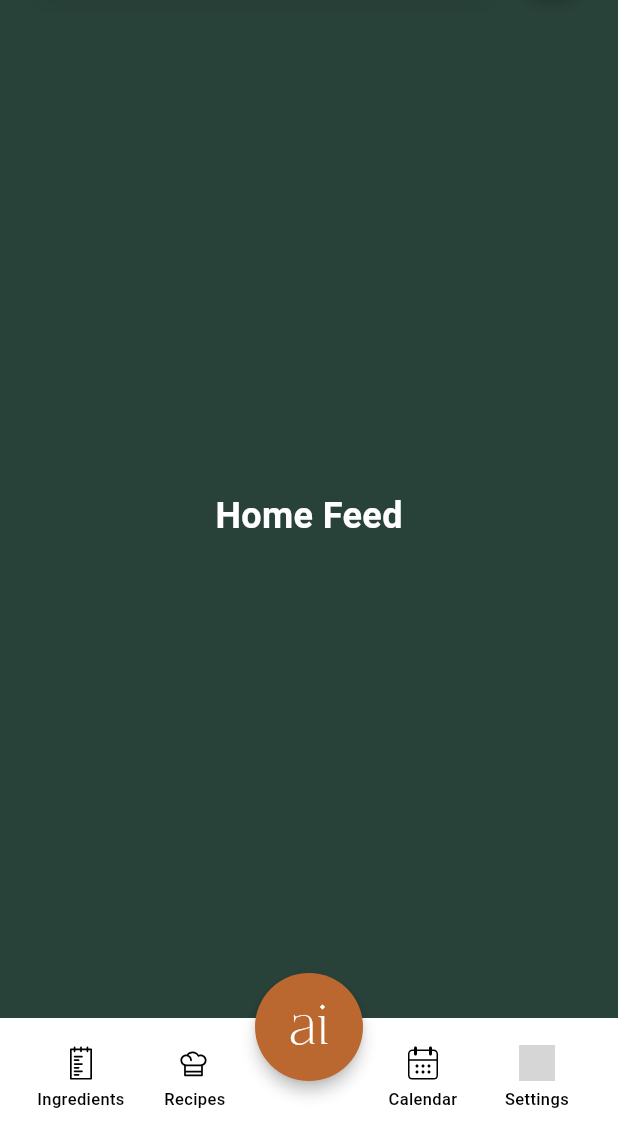
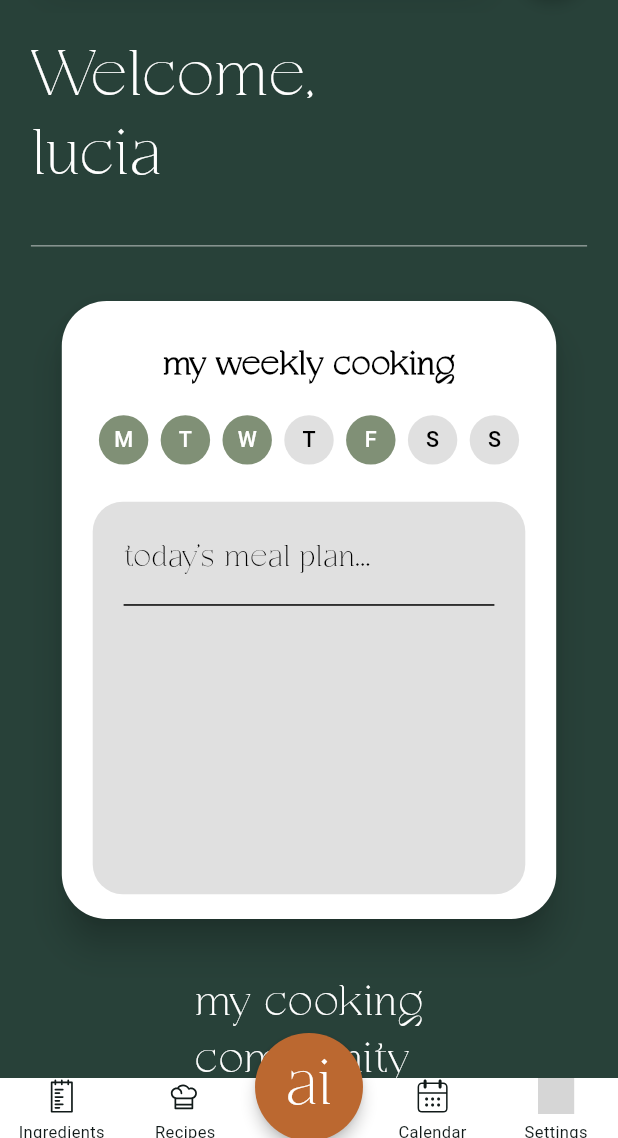
Before and after one commit to LuciaSchlegel/ai.cook, a Flutter app: the screen it shows once a user with an empty profile is signed in, on a phone screen of 412 x 824 dp, the part 98-1236 px from its top. Run offline on Flutter 3.47's test engine with Material 3 defaults, Android fonts, the phone set to English and light mode, and no system bars; our stand-ins replace animate_do, animated_text_kit, firebase_auth, firebase_core, flutter_svg, google_sign_in and 1 more; accounts and stored records are empty; Roboto replaces fonts that are missing (SFProDisplay); grey boxes are pictures that could not be loaded.

Commit message:
styling done

```diff
--- a/lib/screens/home_screen.dart
+++ b/lib/screens/home_screen.dart
@@ -1,4 +1,6 @@
 //home_screen.dart
+import 'package:ai_cook_project/widgets/social_widget.dart';
+import 'package:ai_cook_project/widgets/weekly_card.dart';
 import 'package:flutter/material.dart';
 import 'package:ai_cook_project/theme.dart';
 
@@ -7,15 +9,58 @@ class HomeScreen extends StatelessWidget {
 
   @override
   Widget build(BuildContext context) {
+    final size = MediaQuery.of(context).size;
     return Container(
       color: AppColors.background,
-      child: const Center(
-        child: Text(
-          'Home Feed',
-          style: TextStyle(
-            color: AppColors.white,
-            fontSize: 24,
-            fontWeight: FontWeight.w600,
+      child: SafeArea(
+        child: SingleChildScrollView(
+          physics: const BouncingScrollPhysics(),
+          child: Column(
+            crossAxisAlignment: CrossAxisAlignment.start,
+            children: [
+              Padding(
+                padding: EdgeInsets.symmetric(horizontal: size.width * 0.05),
+                child: Column(
+                  crossAxisAlignment: CrossAxisAlignment.start,
+                  children: [
+                    SizedBox(height: size.height * 0.02),
+                    const Column(
+                      crossAxisAlignment: CrossAxisAlignment.start,
+                      children: [
+                        Text(
+                          'Welcome,',
+                          style: TextStyle(
+                            fontFamily: 'Casta',
+                            fontSize: 48,
+                            color: Colors.white,
+                            height: 1.1,
+                          ),
+                        ),
+                        Text(
+                          'lucia',
+                          style: TextStyle(
+                            fontFamily: 'Casta',
+                            fontSize: 48,
+                            color: Colors.white,
+                            height: 1.1,
+                          ),
+                        ),
+                      ],
+                    ),
+                    SizedBox(height: size.height * 0.03),
+                    Divider(
+                      color: Color.fromRGBO(238, 238, 238, 0.498),
+                      thickness: 1,
+                    ),
+                    SizedBox(height: size.height * 0.03),
+                    const Center(child: WeeklyCard()),
+                  ],
+                ),
+              ),
+              SizedBox(height: size.height * 0.04),
+              const SocialCarousel(),
+              SizedBox(height: size.height * 0.04),
+            ],
           ),
         ),
       ),
--- a/lib/screens/main_screen.dart
+++ b/lib/screens/main_screen.dart
@@ -166,9 +166,11 @@ class _MainScreenState extends State<MainScreen> {
           color: AppColors.white,
           elevation: 8,
           notchMargin: 8,
+          padding: EdgeInsets.zero,
+          height: 40 + MediaQuery.of(context).padding.bottom,
           shape: const CircularNotchedRectangle(),
           child: SizedBox(
-            height: 56,
+            height: 40,
             child: Row(
               mainAxisAlignment: MainAxisAlignment.spaceAround,
               children: [
@@ -211,7 +213,7 @@ class _MainScreenState extends State<MainScreen> {
     required int index,
   }) {
     final isActive = _currentIndex == index;
-    final color = isActive ? AppColors.orange : AppColors.black;
+    final color = isActive ? AppColors.orange : AppColors.button;
 
     return InkWell(
       onTap: () => _onTabTapped(index),
@@ -230,7 +232,7 @@ class _MainScreenState extends State<MainScreen> {
             style: TextStyle(
               color: color,
               fontSize: 11,
-              fontWeight: FontWeight.w500,
+              fontWeight: FontWeight.w400,
             ),
             overflow: TextOverflow.ellipsis,
             textAlign: TextAlign.center,
--- a/lib/screens/signup_screen.dart
+++ b/lib/screens/signup_screen.dart
@@ -144,7 +144,7 @@ class _SignupScreenState extends State<SignupScreen> {
                                 totalRepeatCount: 1,
                                 animatedTexts: [
                                   TypewriterAnimatedText(
-                                    'ready to become a(i) cooker?',
+                                    'ready to become a(i) chef?',
                                     speed: const Duration(milliseconds: 125),
                                     cursor: '|',
                                     textAlign: TextAlign.center,
--- a/lib/widgets/ai_button.dart
+++ b/lib/widgets/ai_button.dart
@@ -21,7 +21,7 @@ class AiButton extends StatelessWidget {
           'ai',
           style: TextStyle(
             fontFamily: 'Casta',
-            fontSize: 42,
+            fontSize: 48,
             color: AppColors.white,
           ),
         ),
--- /dev/null
+++ b/lib/widgets/social_widget.dart
@@ -0,0 +1,167 @@
+import 'package:flutter/material.dart';
+import 'package:ai_cook_project/theme.dart';
+
+class SocialCarousel extends StatefulWidget {
+  const SocialCarousel({super.key});
+
+  @override
+  State<SocialCarousel> createState() => _SocialCarouselState();
+}
+
+class _SocialCarouselState extends State<SocialCarousel> {
+  final PageController _pageController = PageController(
+    viewportFraction: 0.92,
+    initialPage: 0,
+  );
+  int _currentPage = 0;
+
+  final List<Map<String, String>> socialPosts = [
+    {
+      'image': 'assets/images/baking.jpg',
+      'title': 'Baking...',
+      'author': '@miacooks',
+    },
+    {
+      'image': 'assets/images/cooking.jpg',
+      'title': 'Cooking...',
+      'author': '@chefmark',
+    },
+    {
+      'image': 'assets/images/grilling.jpg',
+      'title': 'Grilling...',
+      'author': '@grillmaster',
+    },
+  ];
+
+  @override
+  void initState() {
+    super.initState();
+    _startAutoPlay();
+  }
+
+  @override
+  void dispose() {
+    _pageController.dispose();
+    super.dispose();
+  }
+
+  void _startAutoPlay() {
+    Future.delayed(const Duration(seconds: 4), () {
+      if (mounted) {
+        final nextPage = (_currentPage + 1) % socialPosts.length;
+        _pageController.animateToPage(
+          nextPage,
+          duration: const Duration(milliseconds: 800),
+          curve: Curves.easeInOut,
+        );
+        _startAutoPlay();
+      }
+    });
+  }
+
+  @override
+  Widget build(BuildContext context) {
+    final size = MediaQuery.of(context).size;
+    return Column(
+      children: [
+        Padding(
+          padding: EdgeInsets.symmetric(horizontal: size.width * 0.05),
+          child: Text(
+            'my cooking\ncommunity',
+            style: TextStyle(
+              fontFamily: 'Casta',
+              fontSize: 32,
+              color: Colors.white,
+              height: 1.2,
+              letterSpacing: 0.5,
+            ),
+          ),
+        ),
+        SizedBox(height: 16),
+        SizedBox(
+          height: 220,
+          child: PageView.builder(
+            controller: _pageController,
+            onPageChanged: (index) {
+              setState(() {
+                _currentPage = index;
+              });
+            },
+            itemCount: socialPosts.length,
+            itemBuilder: (context, index) {
+              final isCurrentPage = index == _currentPage;
+              return AnimatedScale(
+                scale: isCurrentPage ? 1.0 : 0.95,
+                duration: const Duration(milliseconds: 300),
+                child: Padding(
+                  padding: EdgeInsets.symmetric(horizontal: size.width * 0.02),
+                  child: Card(
+                    elevation: 10,
+                    shape: RoundedRectangleBorder(
+                      borderRadius: BorderRadius.circular(30),
+                    ),
+                    child: Container(
+                      decoration: BoxDecoration(
+                        borderRadius: BorderRadius.circular(30),
+                        color: AppColors.white,
+                      ),
+                      child: ClipRRect(
+                        borderRadius: BorderRadius.circular(30),
+                        child: Stack(
+                          children: [
+                            Positioned.fill(
+                              child: Image.asset(
+                                socialPosts[index]['image']!,
+                                fit: BoxFit.cover,
+                                errorBuilder: (context, error, stackTrace) {
+                                  return Container(
+                                    color: Colors.grey[800],
+                                    child: const Center(
+                                      child: Icon(
+                                        Icons.image_not_supported,
+                                        color: Colors.white54,
+                                        size: 40,
+                                      ),
+                                    ),
+                                  );
+                                },
+                              ),
+                            ),
+                            Positioned(
+                              bottom: 15,
+                              left: 15,
+                              child: Column(
+                                crossAxisAlignment: CrossAxisAlignment.start,
+                                children: [
+                                  Text(
+                                    socialPosts[index]['title']!,
+                                    style: const TextStyle(
+                                      color: Colors.white,
+                                      fontSize: 24,
+                                      fontWeight: FontWeight.w600,
+                                    ),
+                                  ),
+                                  Text(
+                                    socialPosts[index]['author']!,
+                                    style: TextStyle(
+                                      color: Colors.white.withOpacity(0.8),
+                                      fontSize: 14,
+                                    ),
+                                  ),
+                                ],
+                              ),
+                            ),
+                          ],
+                        ),
+                      ),
+                    ),
+                  ),
+                ),
+              );
+            },
+          ),
+        ),
+      ],
+    );
+  }
+}
--- /dev/null
+++ b/lib/widgets/weekly_card.dart
@@ -0,0 +1,169 @@
+import 'package:ai_cook_project/theme.dart';
+import 'package:flutter/material.dart';
+
+class WeeklyCard extends StatefulWidget {
+  const WeeklyCard({super.key});
+
+  @override
+  State<WeeklyCard> createState() => _WeeklyCardState();
+}
+
+class _WeeklyCardState extends State<WeeklyCard> {
+  @override
+  Widget build(BuildContext context) {
+    return Card.filled(
+      color: AppColors.white,
+      elevation: 10,
+      shape: RoundedRectangleBorder(borderRadius: BorderRadius.circular(30)),
+      child: _SampleCard(
+        title: 'my weekly cooking',
+        description: 'This is a sample',
+      ),
+    );
+  }
+}
+
+class _SampleCard extends StatelessWidget {
+  const _SampleCard({required this.title, required this.description});
+  final String title;
+  final String description;
+
+  @override
+  Widget build(BuildContext context) {
+    final size = MediaQuery.of(context).size;
+    return SizedBox(
+      width: size.width * 0.8,
+      height: size.height * 0.5,
+      child: Column(
+        mainAxisAlignment: MainAxisAlignment.start,
+        children: [
+          Padding(
+            padding: EdgeInsets.only(
+              top: size.height * 0.03,
+              bottom: size.height * 0.01,
+            ),
+            child: Text(
+              title,
+              style: TextStyle(
+                fontSize: size.width * 0.06,
+                fontWeight: FontWeight.w600,
+                fontFamily: 'Casta',
+                color: AppColors.black,
+              ),
+            ),
+          ),
+          const WeekDayProgress(),
+          SizedBox(height: size.height * 0.02),
+          Expanded(
+            child: Padding(
+              padding: EdgeInsets.only(bottom: size.height * 0.02),
+              child: InnerCard(),
+            ),
+          ),
+        ],
+      ),
+    );
+  }
+}
+
+class WeekDayProgress extends StatelessWidget {
+  const WeekDayProgress({super.key});
+
+  @override
+  Widget build(BuildContext context) {
+    final size = MediaQuery.of(context).size;
+    final List<Map<String, dynamic>> weekDays = [
+      {'day': 'M', 'isActive': true},
+      {'day': 'T', 'isActive': true},
+      {'day': 'W', 'isActive': true},
+      {'day': 'T', 'isActive': false},
+      {'day': 'F', 'isActive': true},
+      {'day': 'S', 'isActive': false},
+      {'day': 'S', 'isActive': false},
+    ];
+
+    return Padding(
+      padding: EdgeInsets.symmetric(
+        horizontal: size.width * 0.04,
+        vertical: size.height * 0.01,
+      ),
+      child: Row(
+        mainAxisAlignment: MainAxisAlignment.spaceEvenly,
+        children:
+            weekDays
+                .map(
+                  (day) =>
+                      _DayCircle(day: day['day'], isActive: day['isActive']),
+                )
+                .toList(),
+      ),
+    );
+  }
+}
+
+class _DayCircle extends StatelessWidget {
+  const _DayCircle({required this.day, this.isActive = false});
+
+  final String day;
+  final bool isActive;
+
+  @override
+  Widget build(BuildContext context) {
+    final size = MediaQuery.of(context).size;
+    final circleSize = size.width * 0.08;
+
+    return Container(
+      width: circleSize,
+      height: circleSize,
+      decoration: BoxDecoration(
+        shape: BoxShape.circle,
+        color: isActive ? AppColors.mutedGreen : Colors.grey.shade300,
+      ),
+      child: Center(
+        child: Text(
+          day,
+          style: TextStyle(
+            color: isActive ? Colors.white : Colors.black,
+            fontWeight: FontWeight.w500,
+            fontSize: size.width * 0.035,
+          ),
+        ),
+      ),
+    );
+  }
+}
+
+class InnerCard extends StatelessWidget {
+  const InnerCard({super.key});
+
+  @override
+  Widget build(BuildContext context) {
+    final size = MediaQuery.of(context).size;
+    return Container(
+      width: size.width * 0.7,
+      decoration: BoxDecoration(
+        color: Colors.grey.shade300,
+        borderRadius: BorderRadius.circular(20),
+      ),
+      child: Padding(
+        padding: EdgeInsets.all(size.width * 0.05),
+        child: Column(
+          crossAxisAlignment: CrossAxisAlignment.start,
+          children: [
+            Text(
+              'today\'s meal plan...',
+              style: TextStyle(
+                fontSize: size.width * 0.055,
+                fontWeight: FontWeight.w500,
+                fontFamily: 'Casta',
+                color: AppColors.black,
+              ),
+            ),
+            SizedBox(height: size.height * 0.01),
+            Divider(color: Colors.black, thickness: 1),
+          ],
+        ),
+      ),
+    );
+  }
+}
--- a/pubspec.yaml
+++ b/pubspec.yaml
@@ -73,9 +73,7 @@ flutter:
     - assets/icons/recipe.svg
     - assets/icons/settings.svg
     - assets/icons/main_logo.png
-    - assets/animations/login_animation.mp4
-
-
+    - assets/images/
 
   # An image asset can refer to one or more resolution-specific "variants", see
   # https://flutter.dev/to/resolution-aware-images
```
Also changed, not shown: assets/images/baking.jpg (added), assets/images/cooking.jpg (added), assets/images/grilling.jpg (added), lib/widgets/ingredients_widgets.dart (added), 2 other files.
